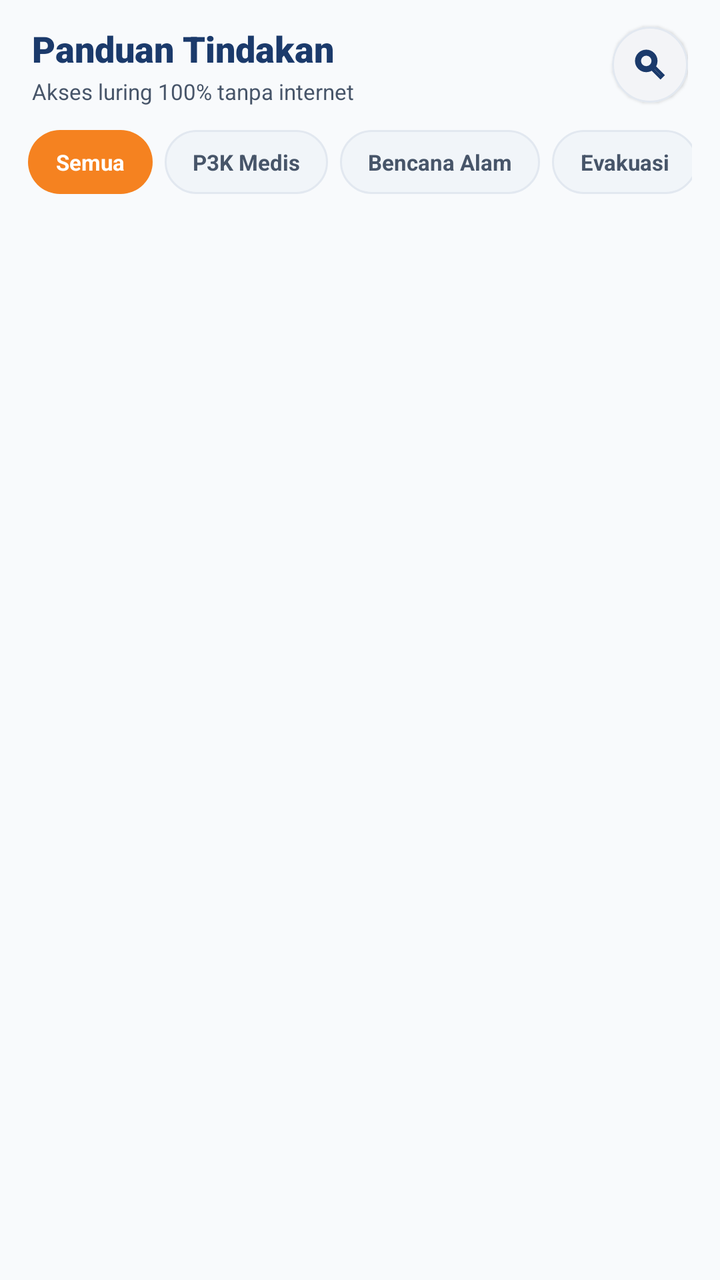
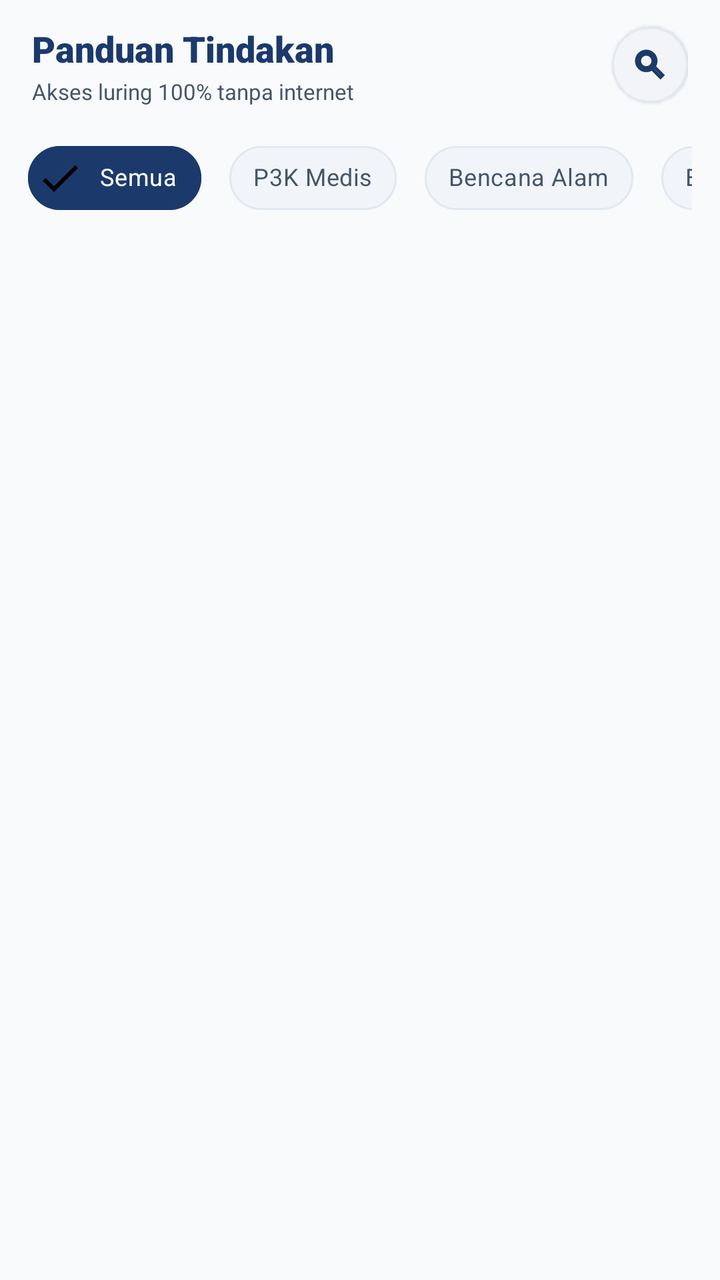

Compare the two renders of this Android layout. The source of the first and the diff that turns it into the second are given below.
<!-- AndroidManifest.xml: application theme Theme.Project_Prasetio -->
<!-- res/layout/fragment_panduan.xml -->
<?xml version="1.0" encoding="utf-8"?>
<LinearLayout xmlns:android="http://schemas.android.com/apk/res/android"
    xmlns:app="http://schemas.android.com/apk/res-auto"
    xmlns:tools="http://schemas.android.com/tools"
    android:layout_width="match_parent"
    android:layout_height="match_parent"
    android:background="@color/app_bg"
    android:orientation="vertical"
    tools:context=".fragment.PanduanFragment">

    
    <LinearLayout
        android:layout_width="match_parent"
        android:layout_height="wrap_content"
        android:gravity="center_vertical"
        android:orientation="horizontal"
        android:paddingStart="16dp"
        android:paddingTop="12dp"
        android:paddingEnd="16dp"
        android:paddingBottom="8dp">

        <LinearLayout
            android:layout_width="0dp"
            android:layout_height="wrap_content"
            android:layout_weight="1"
            android:orientation="vertical">

            <TextView
                android:layout_width="wrap_content"
                android:layout_height="wrap_content"
                android:fontFamily="sans-serif-black"
                android:text="Panduan Tindakan"
                android:textColor="@color/navy"
                android:textSize="18sp"
                android:textStyle="bold" />

            <TextView
                android:layout_width="wrap_content"
                android:layout_height="wrap_content"
                android:layout_marginTop="2dp"
                android:text="Akses luring 100% tanpa internet"
                android:textColor="@color/text_secondary"
                android:textSize="11sp" />
        </LinearLayout>

        
        <com.google.android.material.card.MaterialCardView
            android:id="@+id/btnSearchPanduan"
            android:layout_width="38dp"
            android:layout_height="38dp"
            android:clickable="true"
            android:focusable="true"
            app:cardBackgroundColor="@color/card_surface"
            app:cardCornerRadius="19dp"
            app:cardElevation="1dp"
            app:strokeColor="@color/stroke_outline"
            app:strokeWidth="1dp">

            <ImageView
                android:layout_width="18dp"
                android:layout_height="18dp"
                android:layout_gravity="center"
                android:contentDescription="Cari"
                android:src="@drawable/ic_search"
                app:tint="@color/navy" />
        </com.google.android.material.card.MaterialCardView>
    </LinearLayout>

    
    <HorizontalScrollView
        android:layout_width="match_parent"
        android:layout_height="wrap_content"
        android:layout_marginTop="4dp"
        android:layout_marginBottom="8dp"
        android:overScrollMode="never"
        android:paddingStart="14dp"
        android:paddingEnd="14dp"
        android:scrollbars="none">

        <LinearLayout
            android:layout_width="wrap_content"
            android:layout_height="wrap_content"
            android:gravity="center_vertical"
            android:orientation="horizontal">

            
            <TextView
                android:id="@+id/chipSemua"
                android:layout_width="wrap_content"
                android:layout_height="32dp"
                android:layout_marginEnd="6dp"
                android:background="@drawable/bg_chip_selected"
                android:gravity="center"
                android:paddingStart="14dp"
                android:paddingEnd="14dp"
                android:text="Semua"
                android:textColor="@color/white"
                android:textSize="11sp"
                android:textStyle="bold" />

            
            <TextView
                android:id="@+id/chipP3K"
                android:layout_width="wrap_content"
                android:layout_height="32dp"
                android:layout_marginEnd="6dp"
                android:background="@drawable/bg_chip_unselected"
                android:gravity="center"
                android:paddingStart="14dp"
                android:paddingEnd="14dp"
                android:text="P3K Medis"
                android:textColor="@color/text_secondary"
                android:textSize="11sp"
                android:textStyle="bold" />

            
            <TextView
                android:id="@+id/chipBencana"
                android:layout_width="wrap_content"
                android:layout_height="32dp"
                android:layout_marginEnd="6dp"
                android:background="@drawable/bg_chip_unselected"
                android:gravity="center"
                android:paddingStart="14dp"
                android:paddingEnd="14dp"
                android:text="Bencana Alam"
                android:textColor="@color/text_secondary"
                android:textSize="11sp"
                android:textStyle="bold" />

            
            <TextView
                android:id="@+id/chipEvakuasi"
                android:layout_width="wrap_content"
                android:layout_height="32dp"
                android:background="@drawable/bg_chip_unselected"
                android:gravity="center"
                android:paddingStart="14dp"
                android:paddingEnd="14dp"
                android:text="Evakuasi"
                android:textColor="@color/text_secondary"
                android:textSize="11sp"
                android:textStyle="bold" />
        </LinearLayout>
    </HorizontalScrollView>

    
    <ListView
        android:id="@+id/listViewPanduan"
        android:layout_width="match_parent"
        android:layout_height="match_parent"
        android:divider="@color/transparent"
        android:dividerHeight="0dp"
        android:paddingBottom="16dp"
        android:clipToPadding="false" />

</LinearLayout>
<!-- resources referenced by this layout -->
<resources>
  <color name="app_bg">#F8FAFC</color>
  <color name="card_surface">#FFFFFF</color>
  <color name="navy">#1B3A6B</color>
  <color name="stroke_outline">#E2E8F0</color>
  <color name="text_secondary">#475569</color>
  <color name="transparent">#00000000</color>
  <color name="white">#FFFFFFFF</color>
  <!-- drawable bg_chip_selected (drawable) -->
  <?xml version="1.0" encoding="utf-8"?>
  <shape xmlns:android="http://schemas.android.com/apk/res/android"
      android:shape="rectangle">
      <solid android:color="@color/orange" />
      <corners android:radius="999dp" />
  </shape>
  <!-- drawable bg_chip_unselected (drawable) -->
  <?xml version="1.0" encoding="utf-8"?>
  <shape xmlns:android="http://schemas.android.com/apk/res/android"
      android:shape="rectangle">
      <solid android:color="@color/track_pills" />
      <stroke
          android:width="1dp"
          android:color="@color/stroke_outline" />
      <corners android:radius="999dp" />
  </shape>
  <!-- drawable ic_search (drawable) -->
  <vector xmlns:android="http://schemas.android.com/apk/res/android"
      android:width="24dp"
      android:height="24dp"
      android:viewportWidth="24"
      android:viewportHeight="24">
      <path
          android:strokeColor="?attr/colorOnSurfaceVariant"
          android:strokeWidth="2"
          android:strokeLineCap="round"
          android:pathData="M15.5,14H14.71L14.43,13.73C15.41,12.59 16,11.11 16,9.5C16,5.91 13.09,3 9.5,3C5.91,3 3,5.91 3,9.5C3,13.09 5.91,16 9.5,16C11.11,16 12.59,15.41 13.73,14.43L14,14.71V15.5L19,20.49L20.49,19L15.5,14Z M9.5,14C7.01,14 5,11.99 5,9.5C5,7.01 7.01,5 9.5,5C11.99,5 14,7.01 14,9.5C14,11.99 11.99,14 9.5,14Z" />
  </vector>
  <style name="Theme.Project_Prasetio" parent="Base.Theme.Project_Prasetio" />
  <color name="orange">#F58220</color>
  <color name="track_pills">#F1F5F9</color>
  <style name="Base.Theme.Project_Prasetio" parent="Theme.Material3.DayNight.NoActionBar">
          <item name="colorPrimary">@color/navy</item>
          <item name="colorOnPrimary">@color/white</item>
          <item name="colorSecondary">@color/orange</item>
          <item name="colorOnSecondary">@color/white</item>
          <item name="colorError">@color/red</item>
          <item name="colorOnError">@color/white</item>
          <item name="android:colorBackground">@color/app_bg</item>
          <item name="colorSurface">@color/card_surface</item>
          <item name="colorOnSurface">@color/text_primary</item>
          <item name="colorOnSurfaceVariant">@color/text_secondary</item>
          <item name="android:statusBarColor">@color/card_surface</item>
          <item name="android:windowLightStatusBar">true</item>
      </style>
  <color name="red">#DC2626</color>
  <color name="text_primary">#0F172A</color>
</resources>

<!-- the commit's change to res/layout/fragment_panduan.xml (unified diff, before → after) -->
@@ -77,71 +77,74 @@
         android:paddingEnd="14dp"
         android:scrollbars="none">
 
-        <LinearLayout
+        <com.google.android.material.chip.ChipGroup
+            android:id="@+id/chipGroupFilter"
             android:layout_width="wrap_content"
             android:layout_height="wrap_content"
-            android:gravity="center_vertical"
-            android:orientation="horizontal">
+            app:selectionRequired="true"
+            app:singleLine="true"
+            app:singleSelection="true">
 
             
-            <TextView
+            <com.google.android.material.chip.Chip
                 android:id="@+id/chipSemua"
+                style="@style/Widget.MaterialComponents.Chip.Filter"
                 android:layout_width="wrap_content"
-                android:layout_height="32dp"
+                android:layout_height="wrap_content"
                 android:layout_marginEnd="6dp"
-                android:background="@drawable/bg_chip_selected"
-                android:gravity="center"
-                android:paddingStart="14dp"
-                android:paddingEnd="14dp"
+                android:checked="true"
                 android:text="Semua"
-                android:textColor="@color/white"
-                android:textSize="11sp"
-                android:textStyle="bold" />
+                android:textColor="@color/chip_text_selector"
+                android:textSize="12sp"
+                app:chipBackgroundColor="@color/chip_background_selector"
+                app:chipCornerRadius="16dp"
+                app:chipStrokeColor="@color/chip_stroke_selector"
+                app:chipStrokeWidth="1dp" />
 
             
-            <TextView
+            <com.google.android.material.chip.Chip
                 android:id="@+id/chipP3K"
+                style="@style/Widget.MaterialComponents.Chip.Filter"
                 android:layout_width="wrap_content"
-                android:layout_height="32dp"
+                android:layout_height="wrap_content"
                 android:layout_marginEnd="6dp"
-                android:background="@drawable/bg_chip_unselected"
-                android:gravity="center"
-                android:paddingStart="14dp"
-                android:paddingEnd="14dp"
                 android:text="P3K Medis"
-                android:textColor="@color/text_secondary"
-                android:textSize="11sp"
-                android:textStyle="bold" />
+                android:textColor="@color/chip_text_selector"
+                android:textSize="12sp"
+                app:chipBackgroundColor="@color/chip_background_selector"
+                app:chipCornerRadius="16dp"
+                app:chipStrokeColor="@color/chip_stroke_selector"
+                app:chipStrokeWidth="1dp" />
 
             
-            <TextView
+            <com.google.android.material.chip.Chip
                 android:id="@+id/chipBencana"
+                style="@style/Widget.MaterialComponents.Chip.Filter"
                 android:layout_width="wrap_content"
-                android:layout_height="32dp"
+                android:layout_height="wrap_content"
                 android:layout_marginEnd="6dp"
-                android:background="@drawable/bg_chip_unselected"
-                android:gravity="center"
-                android:paddingStart="14dp"
-                android:paddingEnd="14dp"
                 android:text="Bencana Alam"
-                android:textColor="@color/text_secondary"
-                android:textSize="11sp"
-                android:textStyle="bold" />
+                android:textColor="@color/chip_text_selector"
+                android:textSize="12sp"
+                app:chipBackgroundColor="@color/chip_background_selector"
+                app:chipCornerRadius="16dp"
+                app:chipStrokeColor="@color/chip_stroke_selector"
+                app:chipStrokeWidth="1dp" />
 
             
-            <TextView
+            <com.google.android.material.chip.Chip
                 android:id="@+id/chipEvakuasi"
+                style="@style/Widget.MaterialComponents.Chip.Filter"
                 android:layout_width="wrap_content"
-                android:layout_height="32dp"
-                android:background="@drawable/bg_chip_unselected"
-                android:gravity="center"
-                android:paddingStart="14dp"
-                android:paddingEnd="14dp"
+                android:layout_height="wrap_content"
                 android:text="Evakuasi"
-                android:textColor="@color/text_secondary"
-                android:textSize="11sp"
-                android:textStyle="bold" />
-        </LinearLayout>
+                android:textColor="@color/chip_text_selector"
+                android:textSize="12sp"
+                app:chipBackgroundColor="@color/chip_background_selector"
+                app:chipCornerRadius="16dp"
+                app:chipStrokeColor="@color/chip_stroke_selector"
+                app:chipStrokeWidth="1dp" />
+        </com.google.android.material.chip.ChipGroup>
     </HorizontalScrollView>
 
     
<!-- resource entries referenced after the edit -->
@@ -7,23 +7,6 @@
   <color name="text_secondary">#475569</color>
   <color name="transparent">#00000000</color>
   <color name="white">#FFFFFFFF</color>
-  <!-- drawable bg_chip_selected (drawable) -->
-  <?xml version="1.0" encoding="utf-8"?>
-  <shape xmlns:android="http://schemas.android.com/apk/res/android"
-      android:shape="rectangle">
-      <solid android:color="@color/orange" />
-      <corners android:radius="999dp" />
-  </shape>
-  <!-- drawable bg_chip_unselected (drawable) -->
-  <?xml version="1.0" encoding="utf-8"?>
-  <shape xmlns:android="http://schemas.android.com/apk/res/android"
-      android:shape="rectangle">
-      <solid android:color="@color/track_pills" />
-      <stroke
-          android:width="1dp"
-          android:color="@color/stroke_outline" />
-      <corners android:radius="999dp" />
-  </shape>
   <!-- drawable ic_search (drawable) -->
   <vector xmlns:android="http://schemas.android.com/apk/res/android"
       android:width="24dp"
@@ -38,7 +21,6 @@
   </vector>
   <style name="Theme.Project_Prasetio" parent="Base.Theme.Project_Prasetio" />
   <color name="orange">#F58220</color>
-  <color name="track_pills">#F1F5F9</color>
   <style name="Base.Theme.Project_Prasetio" parent="Theme.Material3.DayNight.NoActionBar">
           <item name="colorPrimary">@color/navy</item>
           <item name="colorOnPrimary">@color/white</item>
